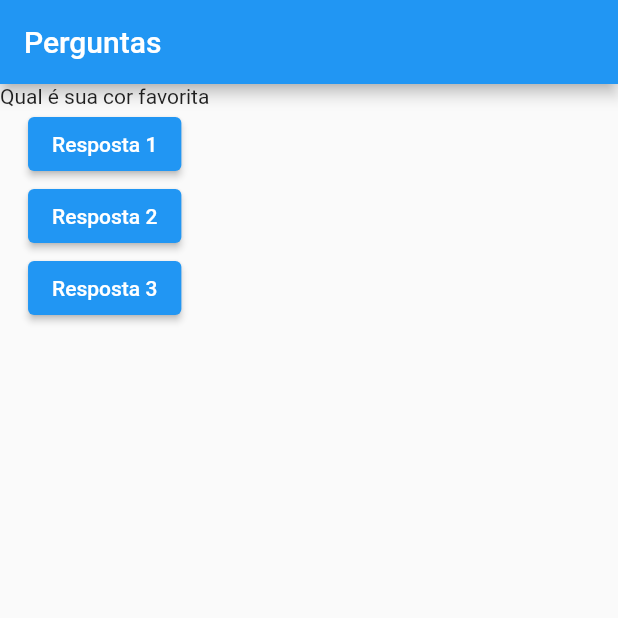
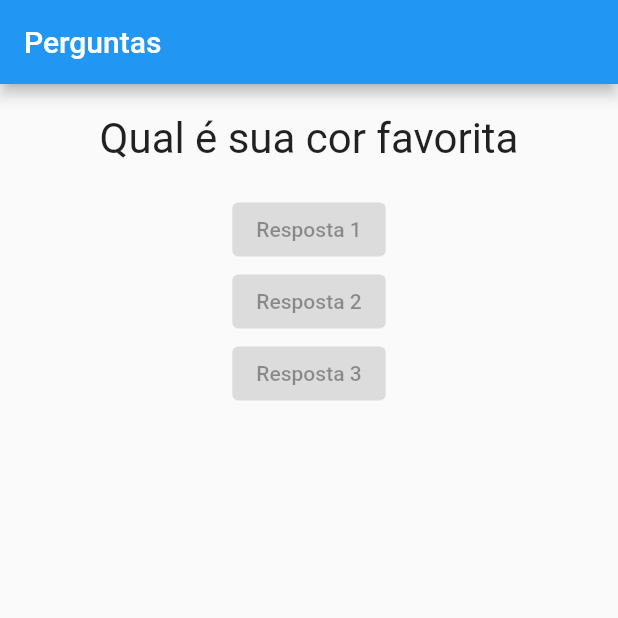
Before and after one commit to EduardoMoreira26/Flutter-QuizApp, a Flutter app: the screen it shows after launch, on a phone screen of 412 x 824 dp, the top half of it. Run offline on Flutter 3.47's test engine with Material 2 defaults, Android fonts, the phone set to English and light mode, and no system bars.

Commit message:
create component

```diff
--- a/lib/main.dart
+++ b/lib/main.dart
@@ -1,5 +1,7 @@
 import 'package:flutter/material.dart';
 import './questao.dart';
+import './resposta.dart';
+
 
 main() => runApp(PerguntaApp());
 
@@ -28,18 +30,9 @@ class _PerguntaAppState extends State<PerguntaApp>{
         body: Column(
           children: [
             Questao(perguntas[_perguntaSelecionada]),
-            ElevatedButton(
-              onPressed: _responder,
-              child: Text('Resposta 1'),
-            ),
-            ElevatedButton(
-              onPressed: _responder,
-              child: Text('Resposta 2'),
-            ),
-            ElevatedButton(
-              onPressed: _responder,
-              child: Text('Resposta 3'),
-            ),
+            Resposta('Resposta 1'),
+            Resposta('Resposta 2'),
+            Resposta('Resposta 3'),
           ],
         ),
       ),
--- a/lib/questao.dart
+++ b/lib/questao.dart
@@ -2,13 +2,21 @@ import 'package:flutter/material.dart';
 
 class Questao  extends StatelessWidget {
 
-final String texto;
+  final String texto;
 
-Questao(this.texto);
+  Questao(this.texto);
 
-@override
-Widget build(BuildContext context) {
-  return Text(texto);
-}
+  @override
+  Widget build(BuildContext context) {
+    return Container(
+      width: double.infinity,
+      margin: EdgeInsets.all(20),
+      child: Text(
+        texto,
+        style: TextStyle(fontSize: 28),
+        textAlign: TextAlign.center,
+      ),
+    );
+  }
 
 }
--- /dev/null
+++ b/lib/resposta.dart
@@ -0,0 +1,29 @@
+import 'package:flutter/material.dart';
+
+class Resposta  extends StatelessWidget {
+
+  final String textButton;
+
+  Resposta(this.textButton);
+
+  @override
+  Widget build(BuildContext context) {
+    return ElevatedButton(
+      child: Text(textButton),
+      onPressed: null,
+    );
+  }
+
+  //  @override
+  // Widget build(BuildContext context) {
+  //   return Container(
+  //     width: double.infinity,
+  //     margin: EdgeInsets.all(20),
+  //     child: Text(
+  //       textButton,
+  //       style: TextStyle(fontSize: 28),
+  //       textAlign: TextAlign.center,
+  //     ),
+  //   );
+
+}
```
